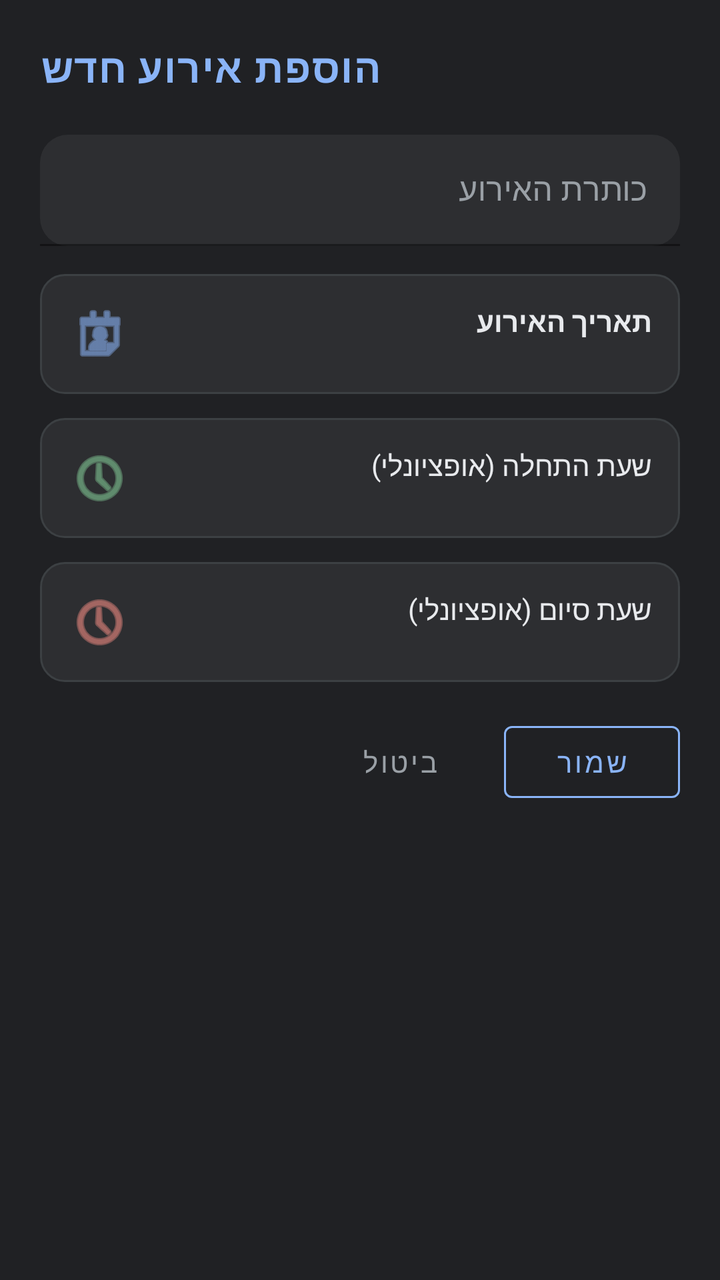
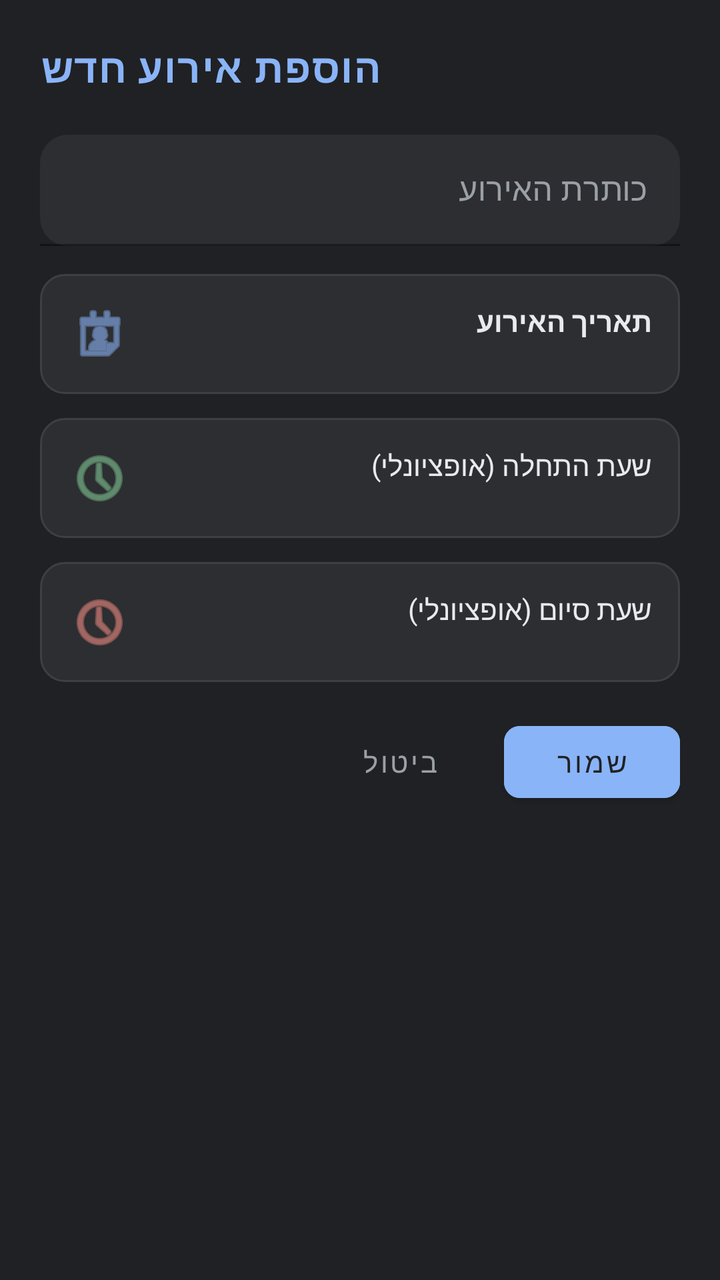

Before-and-after screenshots of an Android layout around one commit, followed by the original layout XML and the change that was made.
<!-- AndroidManifest.xml: activity theme Theme.GCalSearchAdd -->
<!-- res/layout/activity_add_event.xml -->
<?xml version="1.0" encoding="utf-8"?>
<LinearLayout xmlns:android="http://schemas.android.com/apk/res/android"
    xmlns:app="http://schemas.android.com/apk/res-auto"
    android:layout_width="match_parent"
    android:layout_height="match_parent"
    android:orientation="vertical"
    android:background="@color/bg_deep"
    android:padding="20dp">

    <TextView
        android:layout_width="wrap_content"
        android:layout_height="wrap_content"
        android:text="@string/add_event_title"
        android:textSize="20sp"
        android:textStyle="bold"
        android:textColor="@color/neon_cyan"
        android:letterSpacing="0.03"
        android:layout_marginBottom="20dp" />

    <com.google.android.material.textfield.TextInputLayout
        android:layout_width="match_parent"
        android:layout_height="wrap_content"
        app:boxCornerRadiusTopStart="14dp"
        app:boxCornerRadiusTopEnd="14dp"
        app:boxCornerRadiusBottomStart="14dp"
        app:boxCornerRadiusBottomEnd="14dp"
        app:boxBackgroundColor="@color/surface"
        app:boxStrokeColor="@color/neon_cyan"
        app:hintTextColor="@color/text_secondary"
        android:textColorHint="@color/text_secondary"
        android:hint="@string/event_title_hint">
        <com.google.android.material.textfield.TextInputEditText
            android:id="@+id/etTitle"
            android:layout_width="match_parent"
            android:layout_height="wrap_content"
            android:textColor="@color/text_primary" />
    </com.google.android.material.textfield.TextInputLayout>

    <TextView
        android:id="@+id/tvDatePicker"
        android:layout_width="match_parent"
        android:layout_height="wrap_content"
        android:layout_marginTop="14dp"
        android:padding="14dp"
        android:background="@drawable/bg_rounded_field"
        android:drawableStart="@android:drawable/ic_menu_my_calendar"
        android:drawablePadding="10dp"
        app:drawableTint="@color/neon_cyan"
        android:text="@string/event_date_hint"
        android:textColor="@color/text_primary"
        android:textStyle="bold" />

    <TextView
        android:id="@+id/tvStartTimePicker"
        android:layout_width="match_parent"
        android:layout_height="wrap_content"
        android:layout_marginTop="12dp"
        android:padding="14dp"
        android:background="@drawable/bg_rounded_field"
        android:drawableStart="@android:drawable/ic_menu_recent_history"
        android:drawablePadding="10dp"
        app:drawableTint="@color/neon_lime"
        android:text="@string/event_start_hint"
        android:textColor="@color/text_primary" />

    <TextView
        android:id="@+id/tvEndTimePicker"
        android:layout_width="match_parent"
        android:layout_height="wrap_content"
        android:layout_marginTop="12dp"
        android:padding="14dp"
        android:background="@drawable/bg_rounded_field"
        android:drawableStart="@android:drawable/ic_menu_recent_history"
        android:drawablePadding="10dp"
        app:drawableTint="@color/neon_magenta"
        android:text="@string/event_end_hint"
        android:textColor="@color/text_primary" />

    <TextView
        android:id="@+id/tvExistingEventsLabel"
        android:layout_width="wrap_content"
        android:layout_height="wrap_content"
        android:layout_marginTop="22dp"
        android:text="@string/existing_events_label"
        android:textColor="@color/text_secondary"
        android:textSize="13sp"
        android:letterSpacing="0.03"
        android:visibility="gone" />

    <ProgressBar
        android:id="@+id/progressExistingEvents"
        style="?android:attr/progressBarStyleSmall"
        android:layout_width="wrap_content"
        android:layout_height="wrap_content"
        android:indeterminateTint="@color/neon_cyan"
        android:layout_marginTop="8dp"
        android:visibility="gone" />

    <androidx.recyclerview.widget.RecyclerView
        android:id="@+id/rvExistingEvents"
        android:layout_width="match_parent"
        android:layout_height="0dp"
        android:layout_weight="1"
        android:clipToPadding="false"
        android:paddingTop="8dp"
        android:layout_marginTop="4dp"
        android:visibility="gone" />

    <LinearLayout
        android:layout_width="match_parent"
        android:layout_height="wrap_content"
        android:orientation="horizontal"
        android:layout_marginTop="16dp"
        android:gravity="end">

        <com.google.android.material.button.MaterialButton
            android:id="@+id/btnCancel"
            style="@style/Widget.MaterialComponents.Button.TextButton"
            android:layout_width="wrap_content"
            android:layout_height="wrap_content"
            android:textColor="@color/text_secondary"
            android:text="@string/cancel" />

        <com.google.android.material.button.MaterialButton
            android:id="@+id/btnSave"
            style="@style/Widget.MaterialComponents.Button.OutlinedButton"
            android:layout_width="wrap_content"
            android:layout_height="wrap_content"
            android:layout_marginStart="8dp"
            app:cornerRadius="4dp"
            app:strokeColor="@color/neon_cyan"
            app:strokeWidth="1dp"
            android:textColor="@color/neon_cyan"
            android:text="@string/save" />

    </LinearLayout>

</LinearLayout>
<!-- resources referenced by this layout -->
<resources>
  <color name="bg_deep">#202124</color>
  <color name="neon_cyan">@color/pastel_blue</color>
  <color name="neon_lime">@color/pastel_green</color>
  <color name="neon_magenta">@color/pastel_red</color>
  <color name="surface">#2D2E31</color>
  <color name="text_primary">#E8EAED</color>
  <color name="text_secondary">#9AA0A6</color>
  <!-- drawable bg_rounded_field (drawable) -->
  <?xml version="1.0" encoding="utf-8"?>
  <shape xmlns:android="http://schemas.android.com/apk/res/android" android:shape="rectangle">
      <solid android:color="@color/surface" />
      <corners android:radius="12dp" />
      <stroke android:width="1dp" android:color="@color/hairline" />
      <padding android:left="4dp" android:top="4dp" android:right="4dp" android:bottom="4dp" />
  </shape>
  <string name="add_event_title">הוספת אירוע חדש</string>
  <string name="cancel">ביטול</string>
  <string name="event_date_hint">תאריך האירוע</string>
  <string name="event_end_hint">שעת סיום (אופציונלי)</string>
  <string name="event_start_hint">שעת התחלה (אופציונלי)</string>
  <string name="event_title_hint">כותרת האירוע</string>
  <string name="existing_events_label">אירועים קיימים ביום זה:</string>
  <string name="save">שמור</string>
  <style name="Theme.GCalSearchAdd" parent="Theme.MaterialComponents.DayNight.NoActionBar">
          <item name="colorPrimary">@color/bg_deep</item>
          <item name="colorPrimaryDark">@color/bg_deep</item>
          <item name="colorAccent">@color/neon_cyan</item>
          <item name="android:windowBackground">@color/bg_deep</item>
          <item name="android:statusBarColor">@color/bg_deep</item>
          <item name="android:navigationBarColor">@color/bg_deep</item>
      </style>
  <color name="pastel_blue">#8AB4F8</color>
  <color name="pastel_green">#81C995</color>
  <color name="pastel_red">#F28B82</color>
  <color name="hairline">#3C4043</color>
</resources>

<!-- the commit's change to res/layout/activity_add_event.xml (unified diff, before → after) -->
@@ -123,14 +123,12 @@
 
         <com.google.android.material.button.MaterialButton
             android:id="@+id/btnSave"
-            style="@style/Widget.MaterialComponents.Button.OutlinedButton"
             android:layout_width="wrap_content"
             android:layout_height="wrap_content"
             android:layout_marginStart="8dp"
-            app:cornerRadius="4dp"
-            app:strokeColor="@color/neon_cyan"
-            app:strokeWidth="1dp"
-            android:textColor="@color/neon_cyan"
+            app:cornerRadius="8dp"
+            android:backgroundTint="@color/pastel_blue"
+            android:textColor="@color/bg_deep"
             android:text="@string/save" />
 
     </LinearLayout>
